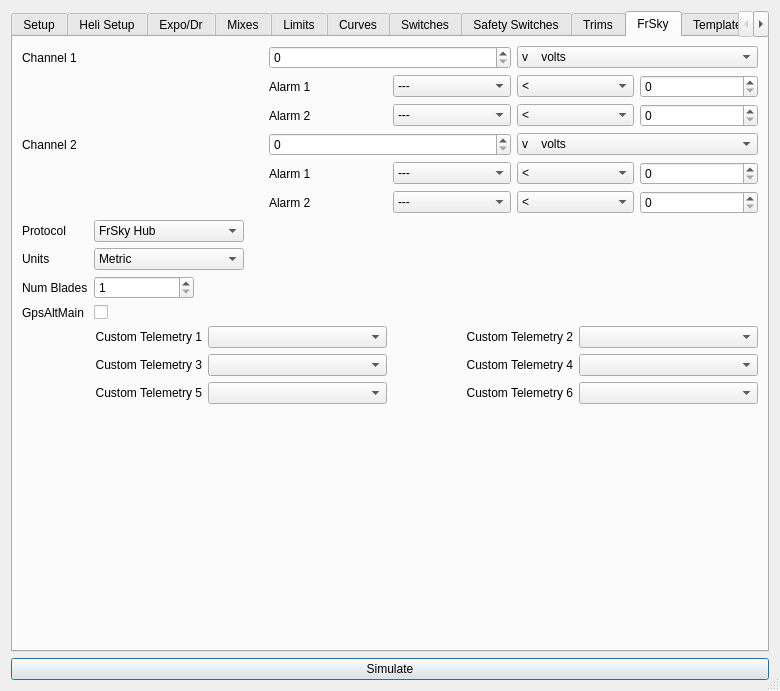
First picture: the form in src/modeledit.ui, repository negativerad/eepe, before the edit.
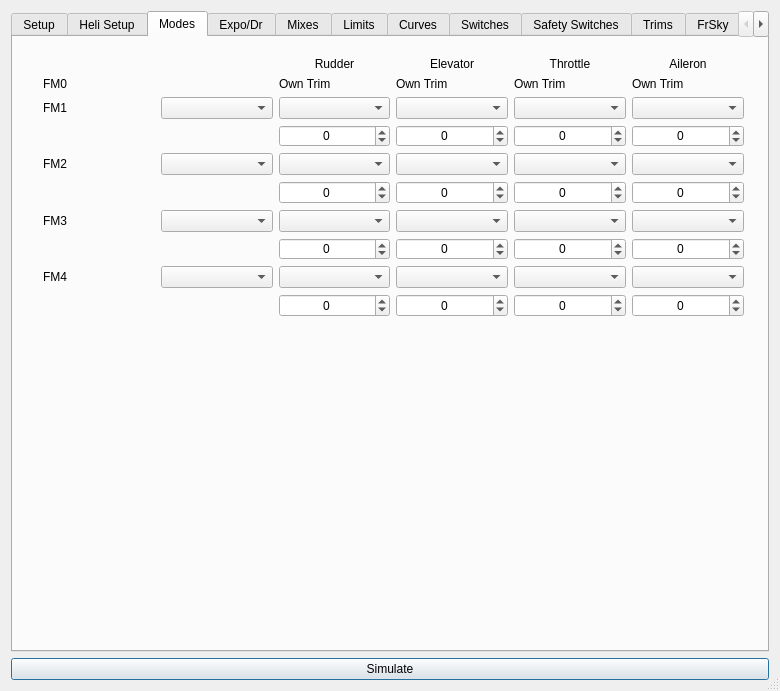
Second picture: the form after the edit. Icons and pictures are not drawn.

Diff of the .ui file:
```diff
--- a/src/modeledit.ui
+++ b/src/modeledit.ui
@@ -35,7 +35,7 @@
    <item row="3" column="1">
     <widget class="QTabWidget" name="tabWidget">
      <property name="currentIndex">
-      <number>9</number>
+      <number>2</number>
      </property>
      <widget class="QWidget" name="tabModelSetup">
       <attribute name="title">
@@ -664,6 +664,442 @@
        </item>
       </layout>
      </widget>
+     <widget class="QWidget" name="tabModes">
+      <attribute name="title">
+       <string>Modes</string>
+      </attribute>
+      <widget class="QWidget" name="gridLayoutWidget">
+       <property name="geometry">
+        <rect>
+         <x>30</x>
+         <y>20</y>
+         <width>701</width>
+         <height>261</height>
+        </rect>
+       </property>
+       <layout class="QGridLayout" name="gridLayout_30">
+        <item row="1" column="0">
+         <widget class="QLabel" name="label_147">
+          <property name="text">
+           <string>FM0</string>
+          </property>
+         </widget>
+        </item>
+        <item row="2" column="0">
+         <widget class="QLabel" name="label_146">
+          <property name="text">
+           <string>FM1</string>
+          </property>
+         </widget>
+        </item>
+        <item row="4" column="0">
+         <widget class="QLabel" name="label_148">
+          <property name="text">
+           <string>FM2</string>
+          </property>
+         </widget>
+        </item>
+        <item row="6" column="0">
+         <widget class="QLabel" name="label_149">
+          <property name="text">
+           <string>FM3</string>
+          </property>
+         </widget>
+        </item>
+        <item row="8" column="0">
+         <widget class="QLabel" name="label_150">
+          <property name="text">
+           <string>FM4</string>
+          </property>
+         </widget>
+        </item>
+        <item row="8" column="1">
+         <widget class="QComboBox" name="FP4_sw"/>
+        </item>
+        <item row="6" column="1">
+         <widget class="QComboBox" name="FP3_sw"/>
+        </item>
+        <item row="4" column="1">
+         <widget class="QComboBox" name="FP2_sw"/>
+        </item>
+        <item row="2" column="1">
+         <widget class="QComboBox" name="FP1_sw"/>
+        </item>
+        <item row="0" column="3">
+         <widget class="QLabel" name="label_153">
+          <property name="text">
+           <string>Rudder</string>
+          </property>
+          <property name="alignment">
+           <set>Qt::AlignCenter</set>
+          </property>
+         </widget>
+        </item>
+        <item row="0" column="4">
+         <widget class="QLabel" name="label_154">
+          <property name="text">
+           <string>Elevator</string>
+          </property>
+          <property name="alignment">
+           <set>Qt::AlignCenter</set>
+          </property>
+         </widget>
+        </item>
+        <item row="0" column="5">
+         <widget class="QLabel" name="label_155">
+          <property name="text">
+           <string>Throttle</string>
+          </property>
+          <property name="alignment">
+           <set>Qt::AlignCenter</set>
+          </property>
+         </widget>
+        </item>
+        <item row="0" column="6">
+         <widget class="QLabel" name="label_156">
+          <property name="text">
+           <string>Aileron</string>
+          </property>
+          <property name="alignment">
+           <set>Qt::AlignCenter</set>
+          </property>
+         </widget>
+        </item>
+        <item row="1" column="3">
+         <widget class="QLabel" name="label_157">
+          <property name="text">
+           <string>Own Trim</string>
+          </property>
+         </widget>
+        </item>
+        <item row="1" column="4">
+         <widget class="QLabel" name="label_158">
+          <property name="text">
+           <string>Own Trim</string>
+          </property>
+         </widget>
+        </item>
+        <item row="1" column="5">
+         <widget class="QLabel" name="label_159">
+          <property name="text">
+           <string>Own Trim</string>
+          </property>
+         </widget>
+        </item>
+        <item row="1" column="6">
+         <widget class="QLabel" name="label_160">
+          <property name="text">
+           <string>Own Trim</string>
+          </property>
+         </widget>
+        </item>
+        <item row="2" column="3">
+         <widget class="QComboBox" name="FP1_RudCB"/>
+        </item>
+        <item row="2" column="4">
+         <widget class="QComboBox" name="FP1_EleCB"/>
+        </item>
+        <item row="2" column="5">
+         <widget class="QComboBox" name="FP1_ThrCB"/>
+        </item>
+        <item row="2" column="6">
+         <widget class="QComboBox" name="FP1_AilCB"/>
+        </item>
+        <item row="4" column="3">
+         <widget class="QComboBox" name="FP2_RudCB"/>
+        </item>
+        <item row="4" column="4">
+         <widget class="QComboBox" name="FP2_EleCB"/>
+        </item>
+        <item row="4" column="5">
+         <widget class="QComboBox" name="FP2_ThrCB"/>
+        </item>
+        <item row="4" column="6">
+         <widget class="QComboBox" name="FP2_AilCB"/>
+        </item>
+        <item row="6" column="3">
+         <widget class="QComboBox" name="FP3_RudCB"/>
+        </item>
+        <item row="6" column="4">
+         <widget class="QComboBox" name="FP3_EleCB"/>
+        </item>
+        <item row="6" column="5">
+         <widget class="QComboBox" name="FP3_ThrCB"/>
+        </item>
+        <item row="6" column="6">
+         <widget class="QComboBox" name="FP3_AilCB"/>
+        </item>
+        <item row="8" column="3">
+         <widget class="QComboBox" name="FP4_RudCB"/>
+        </item>
+        <item row="8" column="4">
+         <widget class="QComboBox" name="FP4_EleCB"/>
+        </item>
+        <item row="8" column="5">
+         <widget class="QComboBox" name="FP4_ThrCB"/>
+        </item>
+        <item row="8" column="6">
+         <widget class="QComboBox" name="FP4_AilCB"/>
+        </item>
+        <item row="3" column="4">
+         <widget class="QSpinBox" name="FP1eleTrimSB">
+          <property name="alignment">
+           <set>Qt::AlignCenter</set>
+          </property>
+          <property name="accelerated">
+           <bool>true</bool>
+          </property>
+          <property name="minimum">
+           <number>-125</number>
+          </property>
+          <property name="maximum">
+           <number>510</number>
+          </property>
+         </widget>
+        </item>
+        <item row="3" column="3">
+         <widget class="QSpinBox" name="FP1rudTrimSB">
+          <property name="alignment">
+           <set>Qt::AlignCenter</set>
+          </property>
+          <property name="accelerated">
+           <bool>true</bool>
+          </property>
+          <property name="minimum">
+           <number>-125</number>
+          </property>
+          <property name="maximum">
+           <number>510</number>
+          </property>
+         </widget>
+        </item>
+        <item row="3" column="5">
+         <widget class="QSpinBox" name="FP1thrTrimSB">
+          <property name="alignment">
+           <set>Qt::AlignCenter</set>
+          </property>
+          <property name="accelerated">
+           <bool>true</bool>
+          </property>
+          <property name="minimum">
+           <number>-1024</number>
+          </property>
+          <property name="maximum">
+           <number>510</number>
+          </property>
+         </widget>
+        </item>
+        <item row="3" column="6">
+         <widget class="QSpinBox" name="FP1ailTrimSB">
+          <property name="alignment">
+           <set>Qt::AlignCenter</set>
+          </property>
+          <property name="accelerated">
+           <bool>true</bool>
+          </property>
+          <property name="minimum">
+           <number>-1024</number>
+          </property>
+          <property name="maximum">
+           <number>510</number>
+          </property>
+         </widget>
+        </item>
+        <item row="5" column="3">
+         <widget class="QSpinBox" name="FP2rudTrimSB">
+          <property name="alignment">
+           <set>Qt::AlignCenter</set>
+          </property>
+          <property name="accelerated">
+           <bool>true</bool>
+          </property>
+          <property name="minimum">
+           <number>-1024</number>
+          </property>
+          <property name="maximum">
+           <number>510</number>
+          </property>
+         </widget>
+        </item>
+        <item row="5" column="4">
+         <widget class="QSpinBox" name="FP2eleTrimSB">
+          <property name="alignment">
+           <set>Qt::AlignCenter</set>
+          </property>
+          <property name="accelerated">
+           <bool>true</bool>
+          </property>
+          <property name="minimum">
+           <number>-1024</number>
+          </property>
+          <property name="maximum">
+           <number>510</number>
+          </property>
+         </widget>
+        </item>
+        <item row="5" column="5">
+         <widget class="QSpinBox" name="FP2thrTrimSB">
+          <property name="alignment">
+           <set>Qt::AlignCenter</set>
+          </property>
+          <property name="accelerated">
+           <bool>true</bool>
+          </property>
+          <property name="minimum">
+           <number>-1024</number>
+          </property>
+          <property name="maximum">
+           <number>510</number>
+          </property>
+         </widget>
+        </item>
+        <item row="5" column="6">
+         <widget class="QSpinBox" name="FP2ailTrimSB">
+          <property name="alignment">
+           <set>Qt::AlignCenter</set>
+          </property>
+          <property name="accelerated">
+           <bool>true</bool>
+          </property>
+          <property name="minimum">
+           <number>-1024</number>
+          </property>
+          <property name="maximum">
+           <number>510</number>
+          </property>
+         </widget>
+        </item>
+        <item row="7" column="3">
+         <widget class="QSpinBox" name="FP3rudTrimSB">
+          <property name="alignment">
+           <set>Qt::AlignCenter</set>
+          </property>
+          <property name="accelerated">
+           <bool>true</bool>
+          </property>
+          <property name="minimum">
+           <number>-1024</number>
+          </property>
+          <property name="maximum">
+           <number>510</number>
+          </property>
+         </widget>
+        </item>
+        <item row="7" column="4">
+         <widget class="QSpinBox" name="FP3eleTrimSB">
+          <property name="alignment">
+           <set>Qt::AlignCenter</set>
+          </property>
+          <property name="accelerated">
+           <bool>true</bool>
+          </property>
+          <property name="minimum">
+           <number>-1024</number>
+          </property>
+          <property name="maximum">
+           <number>510</number>
+          </property>
+         </widget>
+        </item>
+        <item row="7" column="5">
+         <widget class="QSpinBox" name="FP3thrTrimSB">
+          <property name="alignment">
+           <set>Qt::AlignCenter</set>
+          </property>
+          <property name="accelerated">
+           <bool>true</bool>
+          </property>
+          <property name="minimum">
+           <number>-1024</number>
+          </property>
+          <property name="maximum">
+           <number>510</number>
+          </property>
+         </widget>
+        </item>
+        <item row="7" column="6">
+         <widget class="QSpinBox" name="FP3ailTrimSB">
+          <property name="alignment">
+           <set>Qt::AlignCenter</set>
+          </property>
+          <property name="accelerated">
+           <bool>true</bool>
+          </property>
+          <property name="minimum">
+           <number>-1024</number>
+          </property>
+          <property name="maximum">
+           <number>510</number>
+          </property>
+         </widget>
+        </item>
+        <item row="9" column="3">
+         <widget class="QSpinBox" name="FP4rudTrimSB">
+          <property name="alignment">
+           <set>Qt::AlignCenter</set>
+          </property>
+          <property name="accelerated">
+           <bool>true</bool>
+          </property>
+          <property name="minimum">
+           <number>-1024</number>
+          </property>
+          <property name="maximum">
+           <number>510</number>
+          </property>
+         </widget>
+        </item>
+        <item row="9" column="4">
+         <widget class="QSpinBox" name="FP4eleTrimSB">
+          <property name="alignment">
+           <set>Qt::AlignCenter</set>
+          </property>
+          <property name="accelerated">
+           <bool>true</bool>
+          </property>
+          <property name="minimum">
+           <number>-1024</number>
+          </property>
+          <property name="maximum">
+           <number>510</number>
+          </property>
+         </widget>
+        </item>
+        <item row="9" column="5">
+         <widget class="QSpinBox" name="FP4thrTrimSB">
+          <property name="alignment">
+           <set>Qt::AlignCenter</set>
+          </property>
+          <property name="accelerated">
+           <bool>true</bool>
+          </property>
+          <property name="minimum">
+           <number>-1024</number>
+          </property>
+          <property name="maximum">
+           <number>510</number>
+          </property>
+         </widget>
+        </item>
+        <item row="9" column="6">
+         <widget class="QSpinBox" name="FP4ailTrimSB">
+          <property name="alignment">
+           <set>Qt::AlignCenter</set>
+          </property>
+          <property name="accelerated">
+           <bool>true</bool>
+          </property>
+          <property name="minimum">
+           <number>-1024</number>
+          </property>
+          <property name="maximum">
+           <number>510</number>
+          </property>
+         </widget>
+        </item>
+       </layout>
+      </widget>
+     </widget>
      <widget class="QWidget" name="tabExpo">
       <attribute name="title">
        <string>Expo/Dr</string>
```
